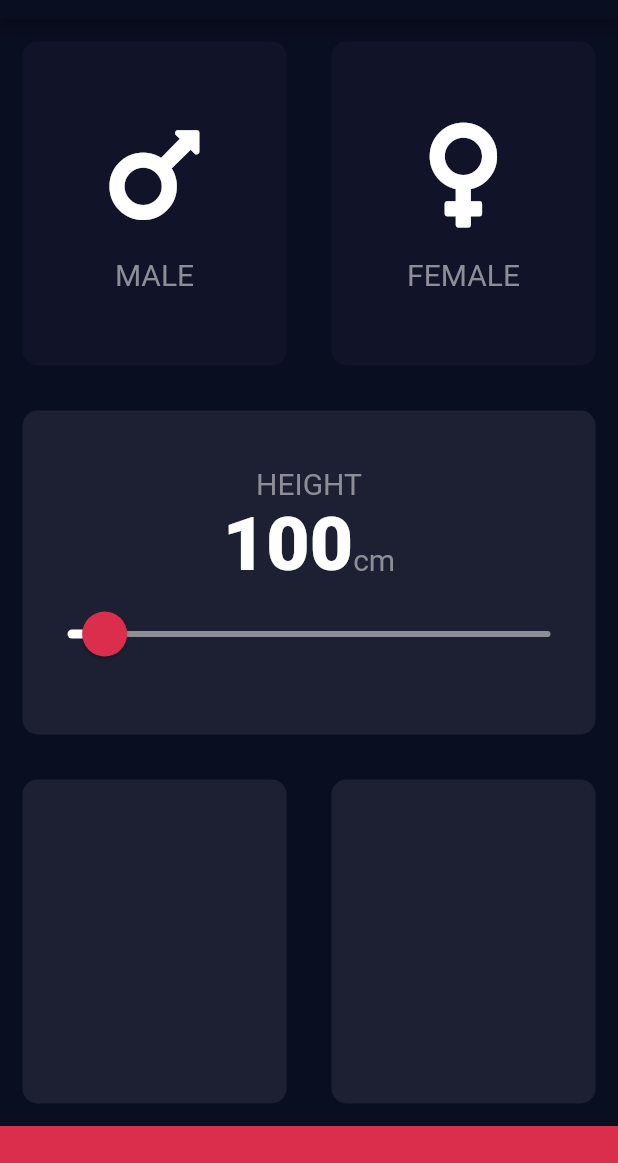
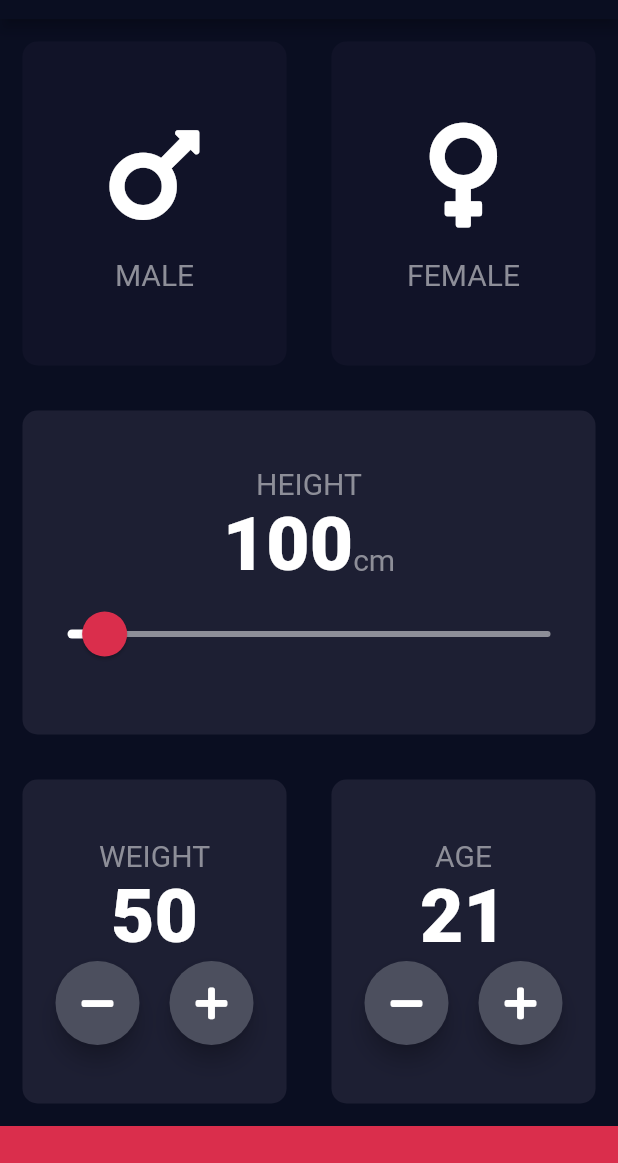
Before and after one commit to geekymeeky/bmi-calculator, a Flutter app: the screen it shows after launch, on a phone screen of 412 x 824 dp, the part 65-1228 px from its top. Run offline on Flutter 3.47's test engine with Material 2 defaults, Android fonts, the phone set to English and light mode, and no system bars; our stand-ins replace font_awesome_flutter.

Commit message:
Added input fields for weight and age

```diff
--- a/lib/input_page.dart
+++ b/lib/input_page.dart
@@ -15,6 +15,8 @@ class InputPage extends StatefulWidget {
 class _InputPageState extends State<InputPage> {
   Gender selectedGender;
   int height = 100;
+  int weight = 50;
+  int age = 21;
 
   @override
   Widget build(BuildContext context) {
@@ -110,11 +112,89 @@ class _InputPageState extends State<InputPage> {
               Expanded(
                 child: ReusableCard(
                   colour: kActiveCardColor,
+                  cardChild: Column(
+                    mainAxisAlignment: MainAxisAlignment.center,
+                    children: <Widget>[
+                      Text(
+                        'WEIGHT',
+                        style: kLabelTextStyle,
+                      ),
+                      Text(
+                        weight.toString(),
+                        style: kNumberTextStyle,
+                      ),
+                      Row(
+                        mainAxisAlignment: MainAxisAlignment.center,
+                        children: [
+                          RoundIconButton(
+                            icon: FontAwesomeIcons.minus,
+                            updateValue: () {
+                              setState(() {
+                                if (weight > 1) {
+                                  weight--;
+                                }
+                              });
+                            },
+                          ),
+                          SizedBox(
+                            width: 20.0,
+                          ),
+                          RoundIconButton(
+                            icon: FontAwesomeIcons.plus,
+                            updateValue: () {
+                              setState(() {
+                                weight++;
+                              });
+                            },
+                          )
+                        ],
+                      )
+                    ],
+                  ),
                 ),
               ),
               Expanded(
                 child: ReusableCard(
                   colour: kActiveCardColor,
+                  cardChild: Column(
+                    mainAxisAlignment: MainAxisAlignment.center,
+                    children: <Widget>[
+                      Text(
+                        'AGE',
+                        style: kLabelTextStyle,
+                      ),
+                      Text(
+                        age.toString(),
+                        style: kNumberTextStyle,
+                      ),
+                      Row(
+                        mainAxisAlignment: MainAxisAlignment.center,
+                        children: [
+                          RoundIconButton(
+                            icon: FontAwesomeIcons.minus,
+                            updateValue: () {
+                              if (age > 1) {
+                                setState(() {
+                                  age--;
+                                });
+                              }
+                            },
+                          ),
+                          SizedBox(
+                            width: 20.0,
+                          ),
+                          RoundIconButton(
+                            icon: FontAwesomeIcons.plus,
+                            updateValue: () {
+                              setState(() {
+                                age++;
+                              });
+                            },
+                          )
+                        ],
+                      ),
+                    ],
+                  ),
                 ),
               ),
             ],
@@ -129,3 +209,23 @@ class _InputPageState extends State<InputPage> {
     );
   }
 }
+
+class RoundIconButton extends StatelessWidget {
+  RoundIconButton({@required this.icon, @required this.updateValue});
+  final IconData icon;
+  final Function updateValue;
+  @override
+  Widget build(BuildContext context) {
+    return RawMaterialButton(
+      child: Icon(icon),
+      constraints: BoxConstraints.tightFor(
+        width: 56.0,
+        height: 56.0,
+      ),
+      elevation: 6.0,
+      fillColor: Color(0xFF4C4F5E),
+      onPressed: updateValue,
+      shape: CircleBorder(),
+    );
+  }
+}
```
